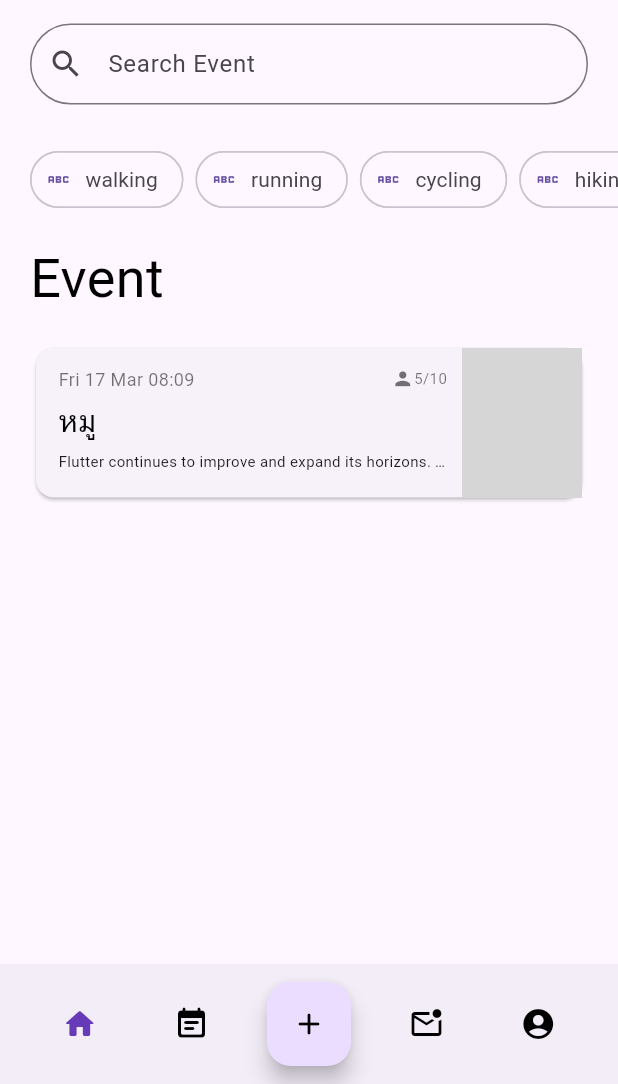
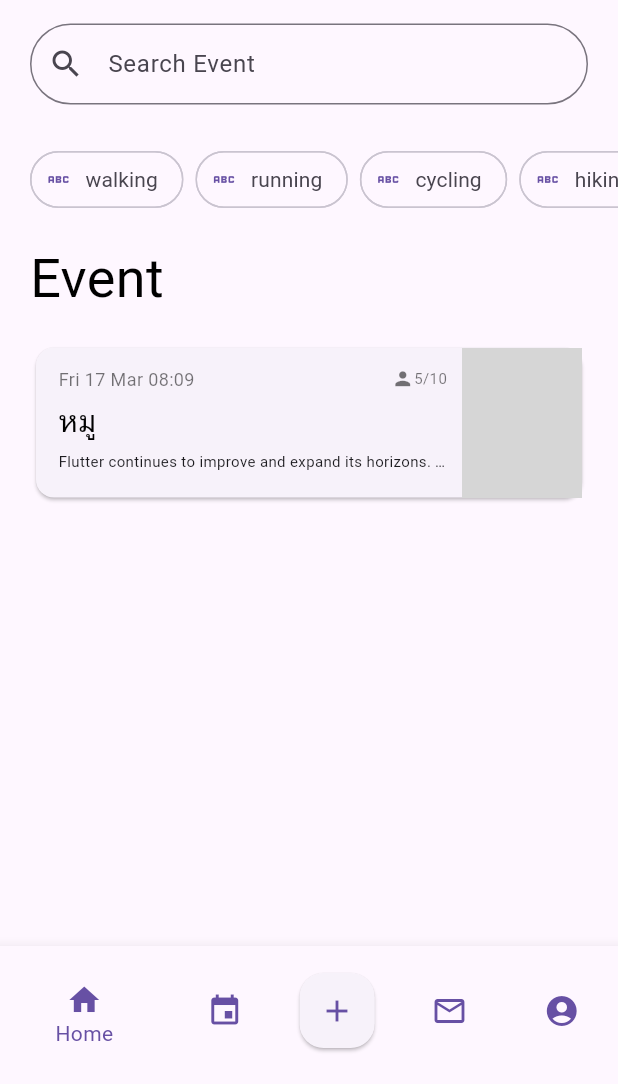
Before and after one commit to Nattapat-is-my-name/TungTee, a Flutter app: the screen it shows after launch, after a tap on "Get Start", on a phone screen of 412 x 824 dp, the part 152-1236 px from its top. Run offline on Flutter 3.47's test engine with Material 2 defaults, Android fonts, the phone set to English and light mode, and no system bars; our stand-ins replace cloud_firestore, firebase_auth, firebase_core, google_sign_in; accounts and stored records are empty; network calls fail; grey boxes are pictures that could not be loaded.

Commit message:
Solve SafeArea of BottomBar

```diff
--- a/lib/main.dart
+++ b/lib/main.dart
@@ -27,7 +27,7 @@ class MyApp extends StatelessWidget {
       child: MaterialApp(
           debugShowCheckedModeBanner: false,
           title: 'Tung Tee',
-          theme: ThemeData.light(useMaterial3: true),
+          theme: ThemeData(useMaterial3: true),
           home: const WelcomePage()),
     );
   }
--- a/lib/navigation/bottom_navbar.dart
+++ b/lib/navigation/bottom_navbar.dart
@@ -1,5 +1,6 @@
 import 'package:flutter/material.dart';
 import 'package:tungtee/Pages/homepage.dart';
+import 'package:tungtee/Pages/persona.dart';
 
 import '../Pages/create_event.dart';
 import '../Pages/group_chat.dart';
@@ -14,86 +15,68 @@ class Bottomnavbar extends StatefulWidget {
 }
 
 class _TabbarState extends State<Bottomnavbar> {
-  int currentTap = 0;
-
+  int _selectedIndex = 0;
   final List<Widget> screens = [
     const HomePages(),
     const Myevent(),
     const Createevent(),
     const Groupchat(),
-    const Profile()
+    const Profile(),
   ];
-  final PageStorageBucket bucket = PageStorageBucket();
-  Widget currentScreen = const HomePages();
+
+  void _onItemTapped(int index) {
+    if (index != 2) {
+      setState(() {
+        _selectedIndex = index;
+      });
+    } else {
+      Navigator.push(context,
+          MaterialPageRoute(builder: (context) => const Createevent()));
+    }
+  }
 
   @override
   Widget build(BuildContext context) {
     return Scaffold(
-      bottomNavigationBar: SafeArea(
-        child: BottomAppBar(
-          elevation: 1,
-          child: Row(
-            mainAxisAlignment: MainAxisAlignment.spaceAround,
-            children: <Widget>[
-              IconButton(
-                icon: Icon(Icons.home_rounded,
-                    color: currentTap == 0 ? Colors.deepPurple : Colors.black),
-                onPressed: () {
-                  setState(() {
-                    currentScreen = const HomePages();
-                    currentTap = 0;
-                  });
-                },
+      bottomNavigationBar: BottomNavigationBar(
+        items: <BottomNavigationBarItem>[
+          const BottomNavigationBarItem(
+            icon: Icon(Icons.home),
+            label: 'Home',
+          ),
+          const BottomNavigationBarItem(
+            icon: Icon(Icons.event),
+            label: 'My Event',
+          ),
+          BottomNavigationBarItem(
+            icon: Card(
+              shape: RoundedRectangleBorder(
+                borderRadius: BorderRadius.circular(16),
               ),
-              IconButton(
-                icon: Icon(Icons.event_note_rounded,
-                    color: currentTap == 1 ? Colors.deepPurple : Colors.black),
-                onPressed: () {
-                  setState(() {
-                    currentScreen = const Myevent();
-                    currentTap = 1;
-                  });
-                },
+              child: const SizedBox(
+                width: 50,
+                height: 50,
+                child: Center(child: Icon(Icons.add)),
               ),
-              FloatingActionButton(
-                child: Icon(Icons.add_rounded,
-                    color: currentTap == 2 ? Colors.deepPurple : Colors.black),
-                onPressed: () {
-                  Navigator.push(
-                      context,
-                      MaterialPageRoute(
-                          builder: (context) => const Createevent()));
-                },
-              ),
-              IconButton(
-                tooltip: 'Favorite',
-                icon: Icon(Icons.mark_email_unread_outlined,
-                    color: currentTap == 3 ? Colors.deepPurple : Colors.black),
-                onPressed: () {
-                  setState(() {
-                    currentScreen = const Groupchat();
-                    currentTap = 3;
-                  });
-                },
-              ),
-              IconButton(
-                tooltip: 'Favorite',
-                icon: Icon(Icons.account_circle_rounded,
-                    color: currentTap == 4 ? Colors.deepPurple : Colors.black),
-                onPressed: () {
-                  setState(() {
-                    currentScreen = const Profile();
-                    currentTap = 4;
-                  });
-                },
-              ),
-            ],
+            ),
+            label: 'Create Event',
           ),
-        ),
+          BottomNavigationBarItem(
+            icon: Icon(Icons.email_outlined),
+            label: 'Chat',
+          ),
+          BottomNavigationBarItem(
+            icon: Icon(Icons.account_circle_rounded),
+            label: 'Profile',
+          ),
+        ],
+        currentIndex: _selectedIndex,
+        unselectedItemColor: Theme.of(context).colorScheme.primary,
+        selectedItemColor: Theme.of(context).colorScheme.primary,
+        onTap: _onItemTapped,
       ),
-      body: PageStorage(
-        bucket: bucket,
-        child: currentScreen,
+      body: Center(
+        child: screens.elementAt(_selectedIndex),
       ),
     );
   }
```
Also changed, not shown: lib/Pages/create_event.dart (+186 -3 lines), 1 other file.
